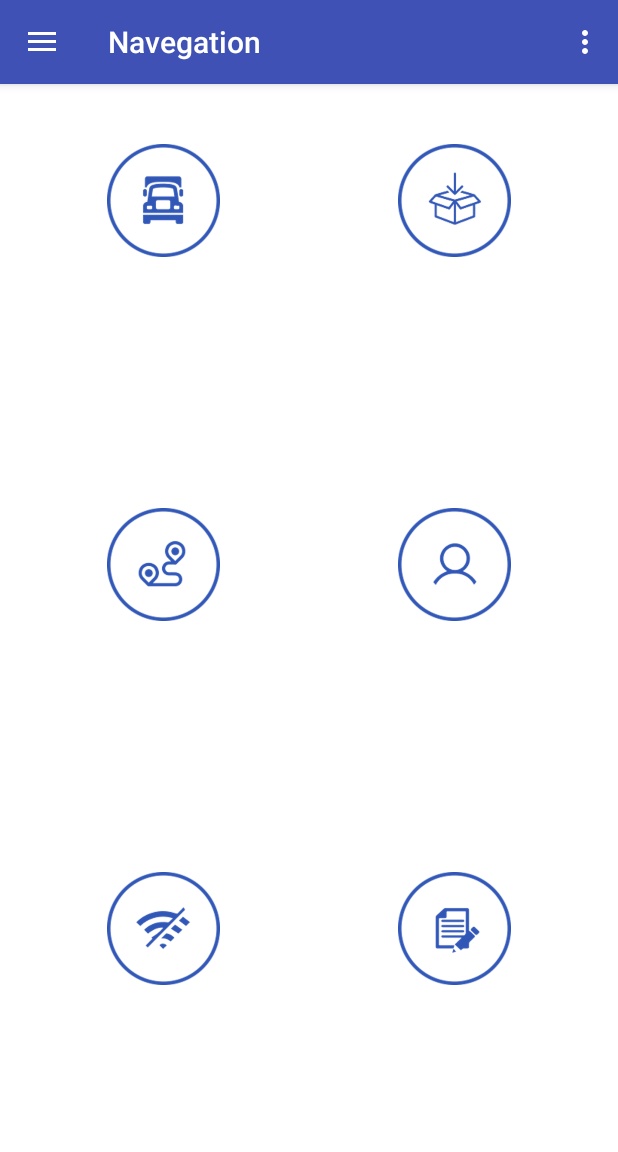
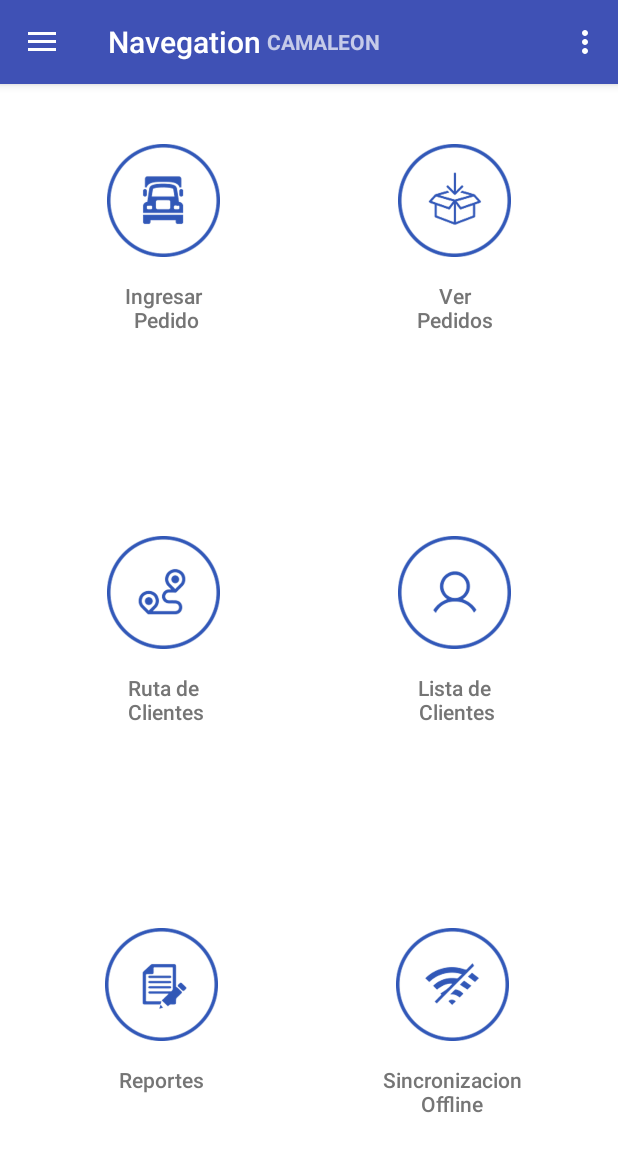
Before and after one commit to israel1x/AppCamaleon, an Android app: the MenuPrin screen opened directly, with no data from a screen before it, on a phone screen of 412 x 824 dp. Shown: the top 1152 px of the screen. Run offline under Robolectric (Android 15) with nearby library versions, the phone set to English and light mode, and no system bars.

Commit message:
Correciones a los estilos

```diff
--- a/app/src/main/java/com/example/pasantias/appcamaleon/Fragments/MapsActivity.java
+++ b/app/src/main/java/com/example/pasantias/appcamaleon/Fragments/MapsActivity.java
@@ -52,16 +52,28 @@ public class MapsActivity extends Fragment implements OnMapReadyCallback {
 
     final String tokenEjemplo = "eyJ0eXAiOiJKV1QiLCJhbGciOiJIUzI1NiJ9.eyJhdWQiOiI1NzAwYWY5NmMzZDE2MjYyNDRmYzMyMjc3M2U2MmJjNWFjNmM0NGRlIiwiZGF0YSI6eyJ1c3VhcmlvSWQiOjEsInZlbmRlZG9ySWQiOjEsInVzZXJuYW1lIjoid2lsc29uIn19.e-yTp8RRMecWB6-ZJODHnCnxEJXtODydjVxWmHVFFjY";
 
+
+
     @Nullable
     @Override
     public View onCreateView(@NonNull LayoutInflater inflater, @Nullable ViewGroup container, @Nullable Bundle savedInstanceState) {
         View v = inflater.inflate(R.layout.activity_maps,container, false);
 
         // Obtain the SupportMapFragment and get notified when the map is ready to be used.
+        /*SupportMapFragment mapFragment = (SupportMapFragment)getChildFragmentManager()
+                .findFragmentById(R.id.map);
+        mapFragment.getMapAsync(this);*/
+        return v;
+    }
+
+    @Override
+    public void onViewCreated(@NonNull View view, @Nullable Bundle savedInstanceState) {
+
         SupportMapFragment mapFragment = (SupportMapFragment)getChildFragmentManager()
                 .findFragmentById(R.id.map);
         mapFragment.getMapAsync(this);
-        return v;
+
+        super.onViewCreated(view, savedInstanceState);
     }
 
     /**
@@ -146,7 +158,7 @@ public class MapsActivity extends Fragment implements OnMapReadyCallback {
 
                                 clienteMins.add(clienteMin);
 
-                                //Log.d("detalle ruta :",id[0] );
+                                Log.d("detalle ruta :",id[0] );
                             }
                             Log.d("detalle ruta :",clienteMins.toString() );
                         } catch (JSONException e) {
--- a/app/src/main/java/com/example/pasantias/appcamaleon/Fragments/MenuPrin.java
+++ b/app/src/main/java/com/example/pasantias/appcamaleon/Fragments/MenuPrin.java
@@ -7,6 +7,8 @@ import android.support.v4.app.Fragment;
 import android.view.LayoutInflater;
 import android.view.View;
 import android.view.ViewGroup;
+import android.widget.Button;
+import android.widget.Toast;
 
 import com.example.pasantias.appcamaleon.R;
 
@@ -31,6 +33,12 @@ public class MenuPrin extends Fragment {
 
     private OnFragmentInteractionListener mListener;
 
+    private Button btIngPedidos;
+    private Button btVerPedidos;
+    private Button btRutaClientes;
+    private Button btListClientes;
+    private Button btOffline;
+    private Button btReportes;
 
     public MenuPrin() {
         // Required empty public constructor
@@ -67,7 +75,23 @@ public class MenuPrin extends Fragment {
     public View onCreateView(LayoutInflater inflater, ViewGroup container,
                              Bundle savedInstanceState) {
         // Inflate the layout for this fragment
-        return inflater.inflate(R.layout.fragment_menu, container, false);
+
+        View v = inflater.inflate(R.layout.fragment_menu, container, false);
+        btIngPedidos = (Button) v.findViewById(R.id.bt_ing_pedidos);
+        btVerPedidos = (Button) v.findViewById(R.id.bt_ver_pedidos);
+        btRutaClientes = (Button) v.findViewById(R.id.bt_ruta_clientes);
+        btListClientes = (Button) v.findViewById(R.id.bt_list_clientes);
+        btOffline = (Button) v.findViewById(R.id.bt_offline);
+        btReportes = (Button) v.findViewById(R.id.bt_reportes);
+
+        btIngPedidos.setOnClickListener(new View.OnClickListener() {
+            @Override
+            public void onClick(View view) {
+                Toast.makeText(getContext(),"Ingresar pedido",Toast.LENGTH_SHORT ).show();
+            }
+        });
+
+        return v;
     }
 
     // TODO: Rename method, update argument and hook method into UI event
--- a/app/src/main/java/com/example/pasantias/appcamaleon/Login.java
+++ b/app/src/main/java/com/example/pasantias/appcamaleon/Login.java
@@ -51,7 +51,7 @@ public class Login extends AppCompatActivity {
         btLogin.setOnClickListener(new View.OnClickListener() {
             @Override
             public void onClick(View view) {
-                String usuarioD = etDataUsuario.getText().toString();
+                String usuarioD = etDataUsuario.getText().toString().toLowerCase();
                 String paswordD = etDataPassword.getText().toString();
 
                 Log.d("Usuario" , String.valueOf(usuarioD));
--- a/app/src/main/java/com/example/pasantias/appcamaleon/MenuPrincipal.java
+++ b/app/src/main/java/com/example/pasantias/appcamaleon/MenuPrincipal.java
@@ -53,12 +53,12 @@ public class MenuPrincipal extends AppCompatActivity {
         Toolbar miActionBar = (Toolbar)  findViewById(R.id.miActionBar);
         setSupportActionBar(miActionBar);
 
-        btVerPedidos = (ImageButton) findViewById(R.id.bt_ver_pedidos);
+     /*   btVerPedidos = (ImageButton) findViewById(R.id.bt_ver_pedidos);
         btRutaClientes = (ImageButton) findViewById(R.id.bt_ruta_clientes);
         btListClientes = (ImageButton) findViewById(R.id.bt_list_clientes);
         btOffline = (ImageButton) findViewById(R.id.bt_offline);
         btIngPedidos = (ImageButton) findViewById(R.id.bt_ing_pedidos);
-        btReportes = (ImageButton) findViewById(R.id.bt_reportes);
+        btReportes = (ImageButton) findViewById(R.id.bt_reportes);*/
 
         //traerRutaDeClientes(clienteMins,tokenEjemplo);
 
--- a/app/src/main/res/layout/activity_login2.xml
+++ b/app/src/main/res/layout/activity_login2.xml
@@ -54,8 +54,8 @@
                     android:layout_width="match_parent"
                     android:layout_height="wrap_content"
                     android:orientation="horizontal"
-                    android:paddingLeft="10dp"
-                    android:paddingRight="10dp"
+                    android:paddingLeft="20dp"
+                    android:paddingRight="20dp"
                     android:paddingTop="20dp">
 
 
@@ -64,6 +64,7 @@
                         android:layout_width="match_parent"
                         android:layout_height="wrap_content"
                         android:hint="Usuario"
+                        android:inputType="textPersonName"
                         android:drawableRight="@drawable/ic_login_user"/>
 
                 </LinearLayout>
@@ -74,8 +75,8 @@
                     android:layout_height="wrap_content"
                     android:orientation="horizontal"
                     android:paddingBottom="20dp"
-                    android:paddingLeft="10dp"
-                    android:paddingRight="10dp">
+                    android:paddingLeft="20dp"
+                    android:paddingRight="20dp">
 
                     <EditText
                         android:id="@+id/et_dataPassword"
--- a/app/src/main/res/layout/activity_menu_principal.xml
+++ b/app/src/main/res/layout/activity_menu_principal.xml
@@ -22,21 +22,27 @@
            android:layout_marginLeft="12dp"
            android:orientation="horizontal">
 
-           <ImageButton
+           <Button
                android:id="@+id/bt_ing_pedidos"
                android:layout_width="wrap_content"
                android:layout_height="wrap_content"
                android:layout_weight=".5"
+               android:textAllCaps="false"
                android:background="?selectableItemBackground"
-               app:srcCompat="@drawable/btn_ingresar_pedido" />
+               android:drawableTop="@drawable/btn_ingresar_pedido"
+               android:text="@string/bt_lb_ingresar_pedido"
+               android:textColor="#757575"/>
 
-           <ImageButton
+           <Button
                android:id="@+id/bt_ver_pedidos"
                android:layout_width="wrap_content"
                android:layout_height="wrap_content"
                android:layout_weight=".5"
-               android:background="?selectableItemBackground"
-               app:srcCompat="@drawable/btn_ver_pedidos" />
+               android:textAllCaps="false"
+               android:drawableTop="@drawable/btn_ver_pedidos"
+               android:text="\nVer\nPedidos"
+               android:textColor="#757575"
+               android:background="?selectableItemBackground"/>
        </LinearLayout>
 
        <LinearLayout
@@ -47,21 +53,27 @@
            android:layout_marginLeft="12dp"
            android:orientation="horizontal">
 
-           <ImageButton
+           <Button
                android:id="@+id/bt_ruta_clientes"
                android:layout_width="wrap_content"
                android:layout_height="wrap_content"
                android:layout_weight=".5"
-               android:background="?selectableItemBackground"
-               app:srcCompat="@drawable/btn_ruta_clientes" />
+               android:textAllCaps="false"
+               android:drawableTop="@drawable/btn_ruta_clientes"
+               android:text="\n Ruta de \n Clientes"
+               android:textColor="#757575"
+               android:background="?selectableItemBackground" />
 
-           <ImageButton
+           <Button
                android:id="@+id/bt_list_clientes"
                android:layout_width="wrap_content"
                android:layout_height="wrap_content"
                android:layout_weight=".5"
-               android:background="?selectableItemBackground"
-               app:srcCompat="@drawable/btn_lista_clientes" />
+               android:textAllCaps="false"
+               android:drawableTop="@drawable/btn_lista_clientes"
+               android:text="\n Lista de \n Clientes"
+               android:textColor="#757575"
+               android:background="?selectableItemBackground"/>
 
        </LinearLayout>
 
@@ -73,21 +85,27 @@
            android:layout_marginLeft="12dp"
            android:orientation="horizontal">
 
-           <ImageButton
+           <Button
                android:id="@+id/bt_offline"
                android:layout_width="wrap_content"
                android:layout_height="wrap_content"
                android:layout_weight=".5"
-               android:background="?selectableItemBackground"
-               app:srcCompat="@drawable/btn_sicronizar" />
+               android:textAllCaps="false"
+               android:drawableTop="@drawable/btn_reportes"
+               android:text="\nReportes"
+               android:textColor="#757575"
+               android:background="?selectableItemBackground"/>
 
-           <ImageButton
+           <Button
                android:id="@+id/bt_reportes"
                android:layout_width="wrap_content"
                android:layout_height="wrap_content"
                android:layout_weight=".5"
-               android:background="?selectableItemBackground"
-               android:src="@drawable/btn_reportes" />
+               android:textAllCaps="false"
+               android:drawableTop="@drawable/btn_sicronizar"
+               android:text="\nSincronizacion\nOffline"
+               android:textColor="#757575"
+               android:background="?selectableItemBackground"/>
 
        </LinearLayout>
 
--- a/app/src/main/res/layout/app_bar_navegation.xml
+++ b/app/src/main/res/layout/app_bar_navegation.xml
@@ -16,7 +16,16 @@
             android:layout_width="match_parent"
             android:layout_height="?attr/actionBarSize"
             android:background="@color/colorPrimary"
-            app:popupTheme="@style/PopupOverlay" />
+            app:layout_scrollFlags="scroll|enterAlways"
+            app:popupTheme="@style/PopupOverlay" >
+
+        <TextView
+            android:layout_width="wrap_content"
+            android:layout_height="wrap_content"
+            android:text="CAMALEON"
+            android:textStyle="bold"/>
+
+        </android.support.v7.widget.Toolbar>
 
     </android.support.design.widget.AppBarLayout>
 
--- a/app/src/main/res/values/strings.xml
+++ b/app/src/main/res/values/strings.xml
@@ -24,4 +24,7 @@
 
     <!-- TODO: Remove or change this placeholder text -->
     <string name="hello_blank_fragment">Hello blank fragment</string>
+
+    <!-- Strings related to Navegacion -->
+    <string name="bt_lb_ingresar_pedido">\n Ingresar \n Pedido</string>
 </resources>
```
Also changed, not shown: app/src/main/AndroidManifest.xml (+3 -8 lines), 2 other files.
